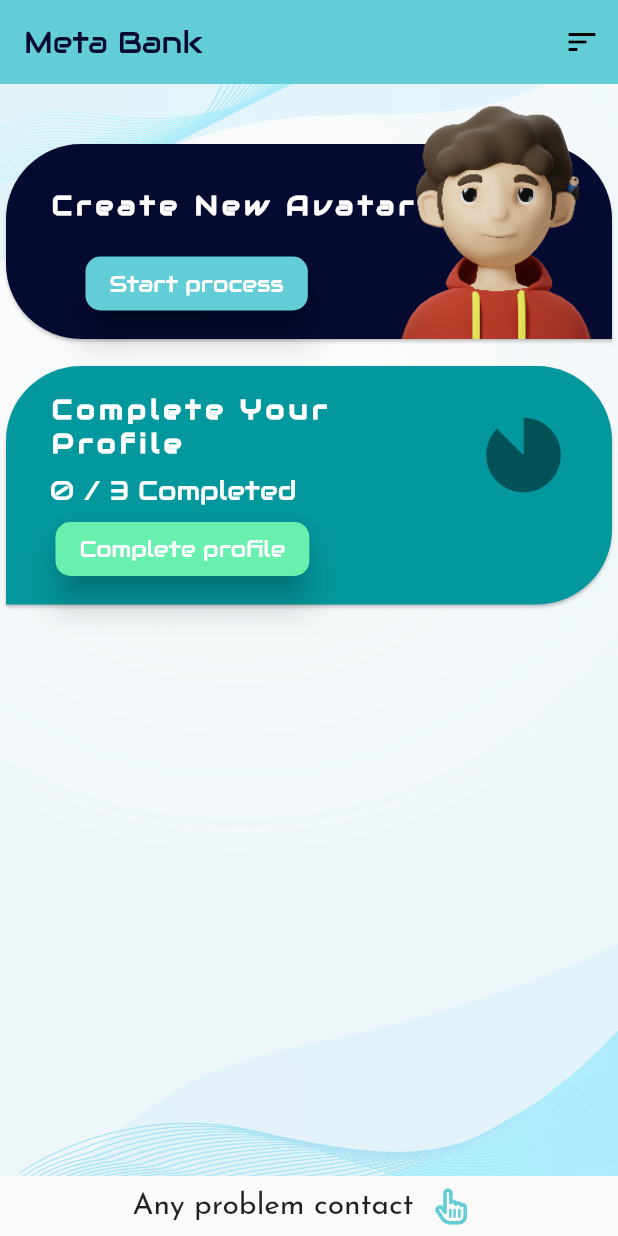
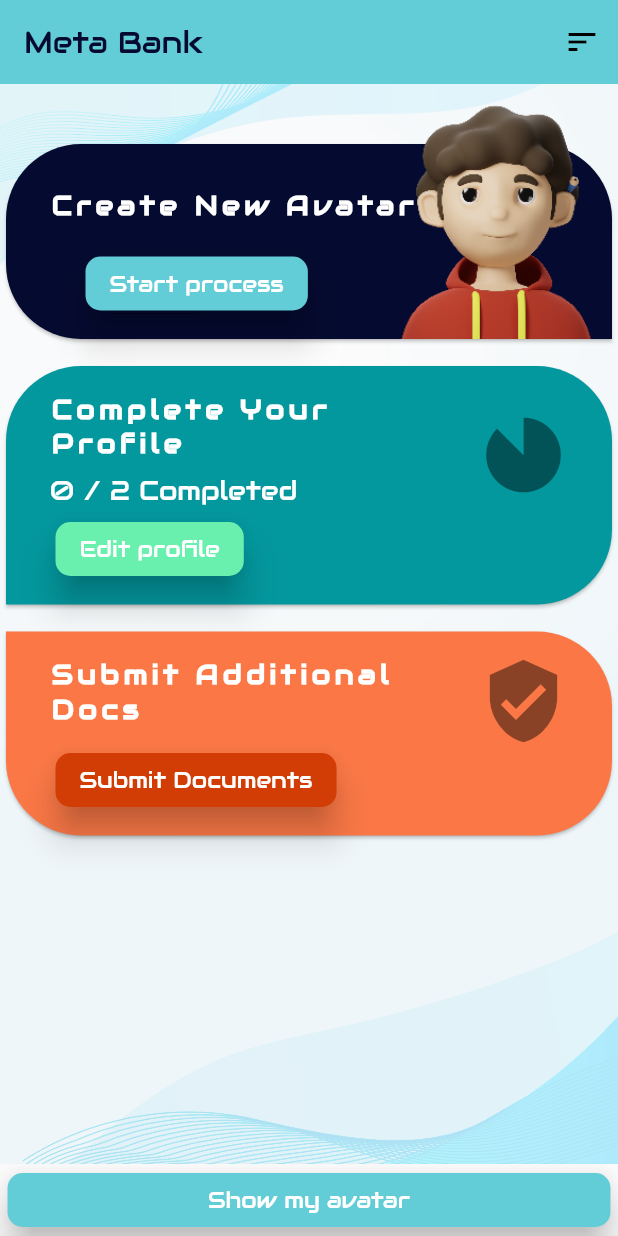
Before and after one commit to ViduraErandika/MetaBank-app, a Flutter app: the DashboardScreen screen opened directly, on a phone screen of 412 x 824 dp. Run offline on Flutter 3.47's test engine with Material 2 defaults, Android fonts, the phone set to English and light mode, and no system bars; our stand-ins replace cloud_firestore, firebase_auth, firebase_core, flutter_image_compress, font_awesome_flutter, google_fonts and 5 more; missing offline and left inert: cool_stepper; accounts and stored records are empty.

Commit message:
nic ui finished

```diff
--- a/lib/screens/dashboard_screen.dart
+++ b/lib/screens/dashboard_screen.dart
@@ -3,6 +3,7 @@ import 'dart:ui';
 import 'package:flutter/material.dart';
 import 'package:font_awesome_flutter/font_awesome_flutter.dart';
 import 'package:gaspal/modules/rounded_button.dart';
+import 'package:gaspal/screens/form_screen.dart';
 import 'package:gaspal/screens/welcome_screen.dart';
 import 'package:gaspal/services/firebase_controller.dart';
 import 'package:google_fonts/google_fonts.dart';
@@ -176,7 +177,7 @@ class _DashboardScreenState extends State<DashboardScreen> {
                               ),
                             ),
                             subtitle: Text(
-                              '0 / 3 Completed',
+                              '0 / 2 Completed',
                               style: TextStyle(
                                 color: Colors.white,
                                 fontSize: 18,
@@ -191,7 +192,13 @@ class _DashboardScreenState extends State<DashboardScreen> {
                           Padding(
                             padding: const EdgeInsets.only(left: 20),
                             child: ElevatedButton(
-                              onPressed: () {},
+                              onPressed: () {
+                                Navigator.push(context, MaterialPageRoute(
+                                  builder: (context) {
+                                    return FormScreen();
+                                  },
+                                ));
+                              },
                               style: ElevatedButton.styleFrom(
                                   backgroundColor: Colors.greenAccent,
                                   elevation: 10,
@@ -199,7 +206,66 @@ class _DashboardScreenState extends State<DashboardScreen> {
                                       borderRadius: BorderRadius.all(
                                           Radius.circular(10)))),
                               child: const Text(
-                                'Complete profile',
+                                'Edit profile',
+                                style: TextStyle(
+                                  color: Colors.white,
+                                  fontSize: 15,
+                                  fontFamily: 'AudioWide',
+                                ),
+                              ),
+                            ),
+                          ),
+                        ],
+                      ),
+                    ),
+                  ),
+                  const SizedBox(
+                    height: 10,
+                  ),
+                  Card(
+                    color: kSecRed,
+                    shape: const RoundedRectangleBorder(
+                        borderRadius: BorderRadius.only(
+                            // topLeft: Radius.circular(50),
+                            topRight: Radius.circular(50),
+                            bottomRight: Radius.circular(50),
+                            bottomLeft: Radius.circular(50))),
+                    child: Padding(
+                      padding: const EdgeInsets.symmetric(
+                          vertical: 13.0, horizontal: 13.0),
+                      child: Column(
+                        crossAxisAlignment: CrossAxisAlignment.start,
+                        children: [
+                          const ListTile(
+                            title: Padding(
+                              padding: EdgeInsets.only(bottom: 8.0),
+                              child: Text(
+                                'Submit Additional Docs',
+                                style: TextStyle(
+                                    color: Colors.white,
+                                    fontSize: 18,
+                                    fontFamily: 'AudioWide',
+                                    fontWeight: FontWeight.bold,
+                                    letterSpacing: 3),
+                              ),
+                            ),
+                            trailing: Icon(
+                              Icons.verified_user,
+                              size: 60,
+                            ),
+                          ),
+                          Padding(
+                            padding: const EdgeInsets.only(left: 20),
+                            child: ElevatedButton(
+                              onPressed: () {},
+                              style: ElevatedButton.styleFrom(
+                                  backgroundColor: kFstred,
+                                  elevation: 10,
+                                  shape: const RoundedRectangleBorder(
+                                      borderRadius: BorderRadius.all(
+                                          Radius.circular(10)))),
+                              child: const Text(
+                                'Submit Documents',
                                 style: TextStyle(
                                   color: Colors.white,
                                   fontSize: 15,
@@ -217,26 +283,22 @@ class _DashboardScreenState extends State<DashboardScreen> {
             ],
           ),
           bottomNavigationBar: Padding(
-            padding: const EdgeInsets.all(8.0),
-            child: Row(
-              mainAxisAlignment: MainAxisAlignment.center,
-              children: [
-                Text(
-                  "Any problem contact ",
-                  style: GoogleFonts.josefinSans(fontSize: 20),
-                  textAlign: TextAlign.center,
+            padding: const EdgeInsets.symmetric(vertical: 0.0, horizontal: 5),
+            child: ElevatedButton(
+              onPressed: () {},
+              style: ElevatedButton.styleFrom(
+                  backgroundColor: kSecBlue,
+                  elevation: 10,
+                  shape: const RoundedRectangleBorder(
+                      borderRadius: BorderRadius.all(Radius.circular(10)))),
+              child: const Text(
+                'Show my avatar',
+                style: TextStyle(
+                  color: Colors.white,
+                  fontSize: 15,
+                  fontFamily: 'AudioWide',
                 ),
-                const SizedBox(
-                  width: 10,
-                ),
-                const Padding(
-                  padding: EdgeInsets.only(right: 14.0),
-                  child: Icon(
-                    FontAwesomeIcons.handPointer,
-                    color: kSecBlue,
-                  ),
-                ),
-              ],
+              ),
             ),
           ),
         ));
--- a/pubspec.yaml
+++ b/pubspec.yaml
@@ -43,7 +43,12 @@ dependencies:
   modal_progress_hud_nsn: ^0.3.0
   rflutter_alert: ^2.0.4
   webview_flutter: ^4.0.1
+  cool_stepper: ^1.2.1
 
+  image_picker: ^0.8.6
+  flutter_image_compress: ^1.1.3
+  firebase_storage: ^11.0.9
+  path_provider: ^2.0.11
 
 dev_dependencies:
   flutter_test:
```
Also changed, not shown: lib/modules/constants.dart (+16 -0 lines), lib/screens/form_screen.dart (added, +305 -0 lines), lib/services/grab_image.dart (added, +223 -0 lines), pubspec.lock.
